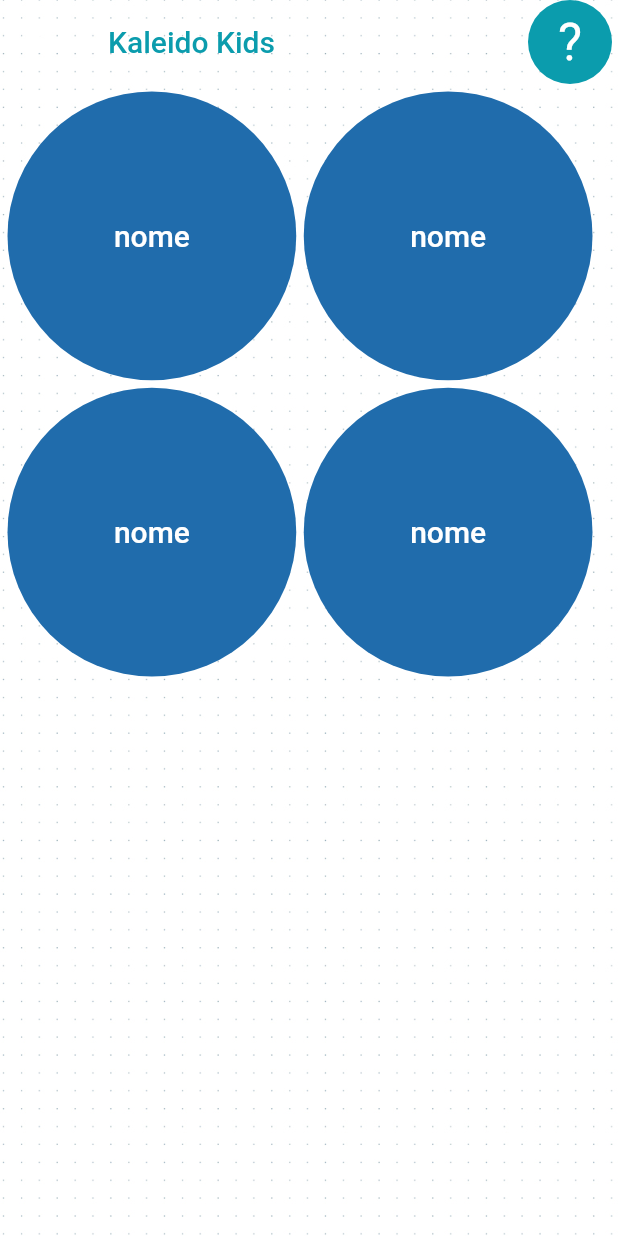
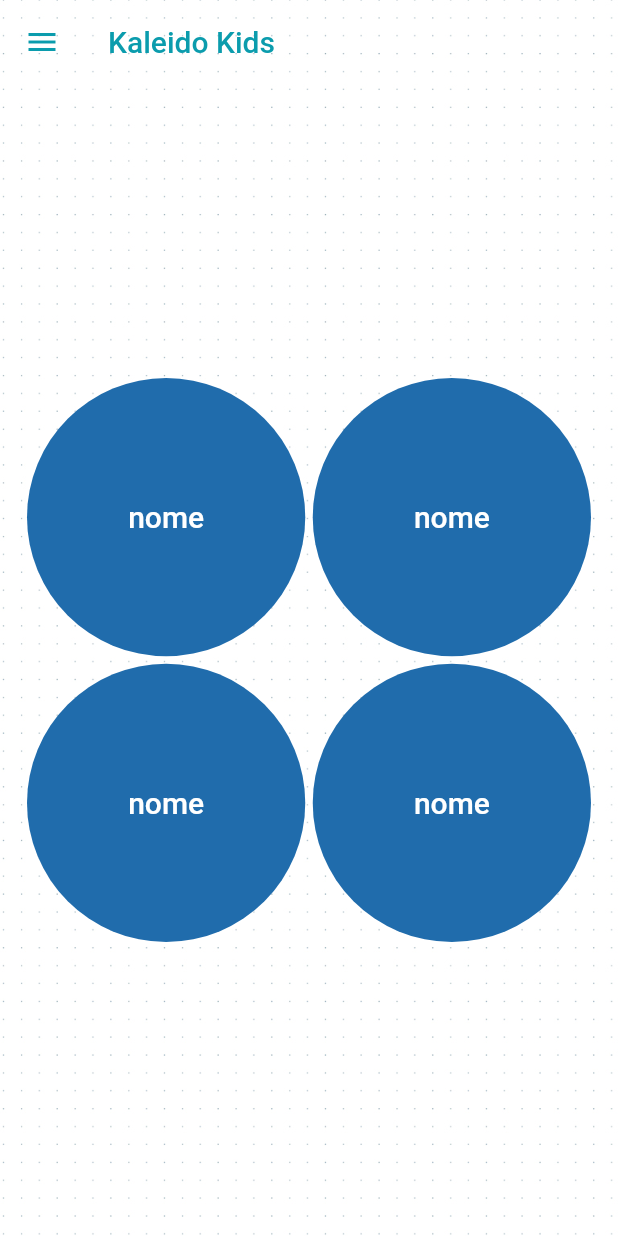
Before and after one commit to MartinaVin/KaleidoKids, a Flutter app: the screen it shows after launch, after a tap on "INIZIA", on a phone screen of 412 x 824 dp. Run offline on Flutter 3.47's test engine with Material 2 defaults, Android fonts, the phone set to English and light mode, and no system bars; network calls fail.

Commit message:
Homepage scrolling and drawer in login page

```diff
--- a/lib/presentation/pages/login.dart
+++ b/lib/presentation/pages/login.dart
@@ -1,5 +1,7 @@
 import 'package:flutter/material.dart';
+import 'package:flutter/rendering.dart';
 import 'package:kaleidokids/presentation/widget/custom_appbar.dart';
+import 'package:kaleidokids/presentation/widget/custom_drawer.dart';
 import 'package:kaleidokids/presentation/widget/name_bubble_btn.dart';
 
 class LoginPage extends StatelessWidget {
@@ -15,15 +17,18 @@ class LoginPage extends StatelessWidget {
       child: Scaffold(
         backgroundColor: Colors.transparent,
         appBar: AppBar(
+          leading: DrawerButton(),
           title: Text(
             "Kaleido Kids",
             style: TextStyle(color: Theme.of(context).primaryColor),
           ),
+          backgroundColor: Colors.transparent,
           elevation: 0,
-          actions: [HelpButton()],
-          backgroundColor: Colors.transparent,
+          //actions: [HelpButton()],
         ),
-        body: SingleChildScrollView(
+        drawer: CustomDrawer(),
+        body: Center(
+          child: SingleChildScrollView(
             child: ConstrainedBox(
               constraints: const BoxConstraints(
                   maxHeight: 400, maxWidth: 400, minHeight: 200, minWidth: 200),
@@ -36,9 +41,10 @@ class LoginPage extends StatelessWidget {
                 ),
                 itemBuilder: (context, index) =>
                     const NameBubbleBtn(name: "nome"),
-              padding: const EdgeInsets.all(5),
+                padding: const EdgeInsets.all(12),
                 itemCount: 4,
                 shrinkWrap: true,
+              ),
             ),
           ),
         ),
```
Also changed, not shown: lib/presentation/pages/homepage.dart (+9 -1 lines), lib/presentation/pages/segreto.dart (deleted, +0 -29 lines), lib/presentation/widget/custom_drawer.dart (+12 -1 lines). Lines whose indentation alone changed are shown as unchanged.
